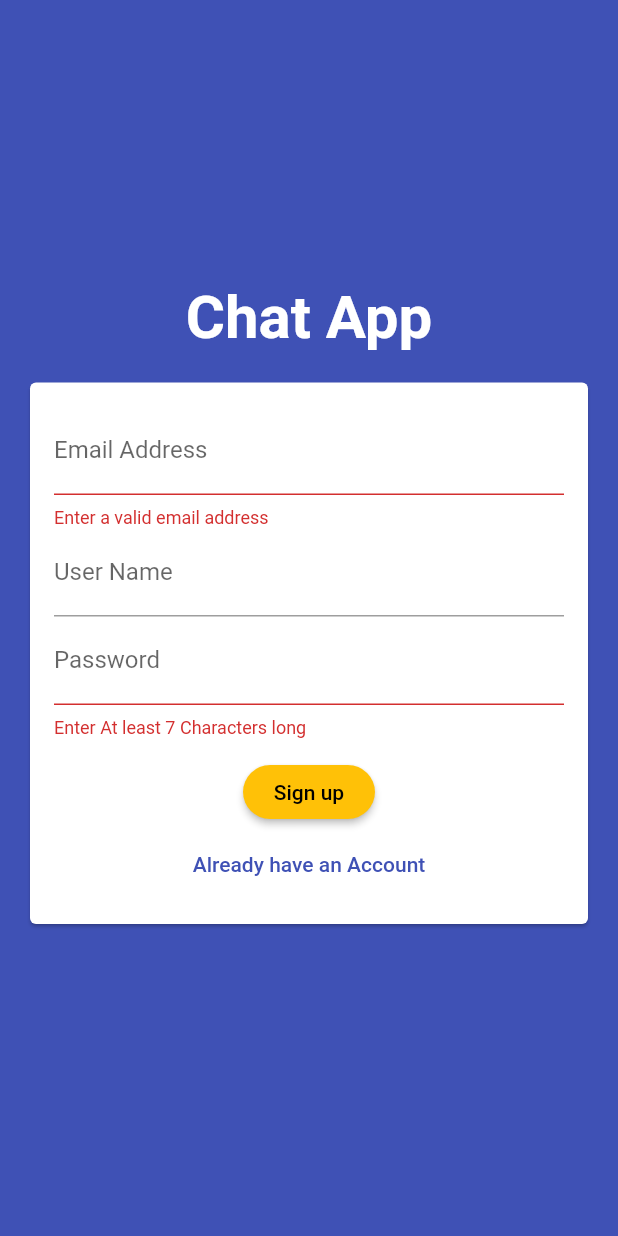
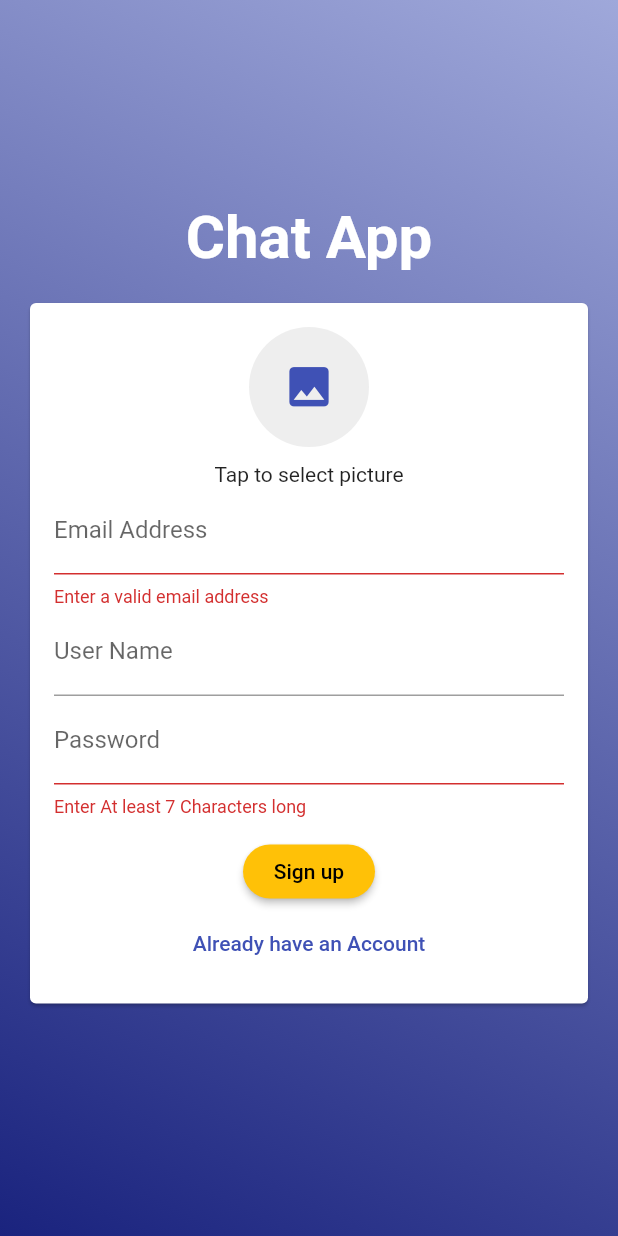
Before and after one commit to ahmedmedrah/chat_app, a Flutter app: the screen it shows after launch, after a tap on "Login", after a tap on "Create new Account", on a phone screen of 412 x 824 dp. Run offline on Flutter 3.47's test engine with Material 2 defaults, Android fonts, the phone set to English and light mode, and no system bars; our stand-ins replace cloud_firestore, firebase_auth, firebase_core, firebase_messaging, firebase_storage, image_picker; accounts and stored records are empty.

Commit message:
add user image in auth_screen.dart, auth_form.dart, message_bubble.dart create splash_screen.dart add user name in message_bubble.dart create user_image_picker.dart update firebase packages

```diff
--- a/lib/main.dart
+++ b/lib/main.dart
@@ -1,6 +1,8 @@
 import 'package:chat_app/screens/auth_screen.dart';
 import 'package:chat_app/screens/chat_screen.dart';
+import 'package:chat_app/screens/splash_screen.dart';
 import 'package:firebase_auth/firebase_auth.dart';
+import 'package:firebase_core/firebase_core.dart';
 import 'package:flutter/material.dart';
 
 void main() {
@@ -11,7 +13,10 @@ class MyApp extends StatelessWidget {
   // This widget is the root of your application.
   @override
   Widget build(BuildContext context) {
-    return MaterialApp(
+    final Future<FirebaseApp> _initialization = Firebase.initializeApp();
+    return FutureBuilder(
+      future: _initialization,
+      builder: (ctx, appSnap) => MaterialApp(
         debugShowCheckedModeBanner: false,
         title: 'Flutter Demo',
         theme: ThemeData(
@@ -26,12 +31,19 @@ class MyApp extends StatelessWidget {
                 RoundedRectangleBorder(borderRadius: BorderRadius.circular(20)),
           ),
         ),
-      home: StreamBuilder(
-        stream: FirebaseAuth.instance.onAuthStateChanged,
-        builder: (ctx, snapshot) {
-          if (snapshot.hasData) return ChatScreen();
+        home: appSnap.connectionState != ConnectionState.done
+            ? SplashScreen()
+            : StreamBuilder(
+                stream: FirebaseAuth.instance.authStateChanges(),
+                builder: (ctx, userSnapshot) {
+                  if (userSnapshot.connectionState == ConnectionState.waiting) {
+                    return SplashScreen();
+                  }
+                  if (userSnapshot.hasData) {
+                    return ChatScreen();
+                  }
                   return AuthScreen();
-        },
+                }),
       ),
     );
   }
--- a/lib/screens/auth_screen.dart
+++ b/lib/screens/auth_screen.dart
@@ -1,6 +1,9 @@
+import 'dart:io';
+
 import 'package:chat_app/widgets/auth/auth_form.dart';
 import 'package:cloud_firestore/cloud_firestore.dart';
 import 'package:firebase_auth/firebase_auth.dart';
+import 'package:firebase_storage/firebase_storage.dart';
 import 'package:flutter/material.dart';
 import 'package:flutter/services.dart';
 
@@ -13,9 +16,9 @@ class _AuthScreenState extends State<AuthScreen> {
   final auth = FirebaseAuth.instance;
   var _isLoading = false;
 
-  void _submitAuthForm(String email, String username,String password,
-      bool isLogin, BuildContext ctx) async {
-    AuthResult authResult;
+  void _submitAuthForm(String email, String username, String password,
+      File userImageFile, bool isLogin, BuildContext ctx) async {
+    UserCredential authResult;
 
     try {
       setState(() {
@@ -27,10 +30,19 @@ class _AuthScreenState extends State<AuthScreen> {
       } else {
         authResult = await auth.createUserWithEmailAndPassword(
             email: email, password: password);
-        await Firestore.instance
+        final ref =  FirebaseStorage.instance
+            .ref()
+            .child('users_Images')
+            .child(authResult.user.uid)
+            .child(DateTime.now().toIso8601String() + '.jpg');
+
+        await ref.putFile(userImageFile);
+        final url =await ref.getDownloadURL();
+
+        await FirebaseFirestore.instance
             .collection('users')
-            .document(authResult.user.uid)
-            .setData({'username': username, 'email': email});
+            .doc(authResult.user.uid)
+            .set({'username': username, 'email': email, 'image_url':url});
       }
     } on PlatformException catch (e) {
       var message = 'an error occurred, please check your credentials';
@@ -53,8 +65,15 @@ class _AuthScreenState extends State<AuthScreen> {
   @override
   Widget build(BuildContext context) {
     return Scaffold(
-      backgroundColor: Theme.of(context).primaryColor,
-      body: Column(
+      //   backgroundColor: Theme.of(context).primaryColor,
+      body: Container(
+        decoration: BoxDecoration(
+            gradient: LinearGradient(
+          begin: Alignment.topRight,
+          end: Alignment.bottomLeft,
+          colors: [Colors.indigo[200], Colors.indigo[900]],
+        )),
+        child: Column(
           mainAxisAlignment: MainAxisAlignment.center,
           children: [
             Text(
@@ -65,8 +84,9 @@ class _AuthScreenState extends State<AuthScreen> {
                 fontWeight: FontWeight.bold,
               ),
             ),
-          AuthForm(_submitAuthForm,_isLoading),
+            AuthForm(_submitAuthForm, _isLoading),
           ],
+        ),
       ),
     );
   }
--- /dev/null
+++ b/lib/screens/splash_screen.dart
@@ -0,0 +1,20 @@
+import 'package:flutter/material.dart';
+
+class SplashScreen extends StatelessWidget {
+  @override
+  Widget build(BuildContext context) {
+    return Scaffold(
+      body: Container(
+        width: double.infinity,
+        height: double.infinity,
+        decoration: BoxDecoration(
+            gradient: LinearGradient(
+          begin: Alignment.topRight,
+          end: Alignment.bottomLeft,
+          colors: [Colors.indigo[200], Colors.indigo[900]],
+        )),
+        child: Center(child: CircularProgressIndicator()),
+      ),
+    );
+  }
+}
--- a/lib/widgets/auth/auth_form.dart
+++ b/lib/widgets/auth/auth_form.dart
@@ -1,7 +1,10 @@
+import 'dart:io';
+
+import 'package:chat_app/widgets/user_image_picker.dart';
 import 'package:flutter/material.dart';
 
 class AuthForm extends StatefulWidget {
-  final void Function(String email, String username, String password,
+  final void Function(String email, String username, String password, File userImageFile,
       bool isLogin, BuildContext ctx) submitAuthData;
   final bool isLoading;
 
@@ -17,20 +20,30 @@ class _AuthFormState extends State<AuthForm> {
   String _userEmail = '';
   String _userName = '';
   String _userPass = '';
+  File _userImage;
+
+  void _pickImage(File pickedImage) {
+    _userImage = pickedImage;
+  }
 
   void _trySubmit() {
     final _isValid = _formKey.currentState.validate();
     FocusScope.of(context).unfocus();
+
+    if (_userImage == null && !_isLogin) {
+      Scaffold.of(context)
+          .showSnackBar(SnackBar(content: Text('Please pick an Image'), backgroundColor: Theme.of(context).errorColor,));
+      return;
+    }
+
     if (_isValid) {
       _formKey.currentState.save();
 
-      print(_userName);
-      print(_userEmail);
-      print(_userPass);
       widget.submitAuthData(
         _userEmail.trim(),
         _userName.trim(),
-        _userPass,
+        _userPass.trim(),
+        _userImage,
         _isLogin,
         context,
       );
@@ -51,7 +64,10 @@ class _AuthFormState extends State<AuthForm> {
                 mainAxisSize: MainAxisSize.min,
                 // mainAxisAlignment: MainAxisAlignment.spaceBetween,
                 children: [
+                  if (!_isLogin) UserImagePicker(_pickImage),
                   TextFormField(
+                    autocorrect: false,
+                    textCapitalization: TextCapitalization.none,
                     key: ValueKey('email'),
                     keyboardType: TextInputType.emailAddress,
                     decoration: InputDecoration(labelText: 'Email Address'),
@@ -66,6 +82,8 @@ class _AuthFormState extends State<AuthForm> {
                   ),
                   if (!_isLogin)
                     TextFormField(
+                      autocorrect: true,
+                      textCapitalization: TextCapitalization.words,
                       key: ValueKey('username'),
                       decoration: InputDecoration(labelText: 'User Name'),
                       validator: (value) {
--- /dev/null
+++ b/lib/widgets/user_image_picker.dart
@@ -0,0 +1,80 @@
+import 'dart:io';
+
+import 'package:flutter/material.dart';
+import 'package:image_picker/image_picker.dart';
+
+class UserImagePicker extends StatefulWidget {
+  final void Function(File pickedImaeg) uploadImage;
+
+
+  UserImagePicker(this.uploadImage);
+
+  @override
+  _UserImagePickerState createState() => _UserImagePickerState();
+}
+
+class _UserImagePickerState extends State<UserImagePicker> {
+  File _pickedImageFile;
+
+  void _pickImage() async {
+    final picker = ImagePicker();
+    bool fromCamera = await showDialog<bool>(
+      context: context,
+      builder: (BuildContext dialogContext) {
+        return AlertDialog(
+          title: Text('Select a source'),
+          content: Text('Pick an image from?'),
+          actions: <Widget>[
+            FlatButton.icon(
+              icon: Icon(Icons.image_rounded),
+              label: Text('Gallery'),
+              onPressed: () {
+                Navigator.of(dialogContext).pop(false); // Dismiss alert dialog
+              },
+            ),
+            FlatButton.icon(
+              icon: Icon(Icons.camera),
+              label: Text('Camera'),
+              onPressed: () {
+                Navigator.of(dialogContext).pop(true); // Dismiss alert dialog
+              },
+            ),
+          ],
+        );
+      },
+    );
+    final pickedImage = await picker.getImage(
+        source: fromCamera ? ImageSource.camera : ImageSource.gallery,imageQuality: 50,maxWidth: 250);
+    setState(() {
+      _pickedImageFile = File(pickedImage.path);
+    });
+    widget.uploadImage(_pickedImageFile);
+  }
+
+  @override
+  Widget build(BuildContext context) {
+    return Column(
+      children: [
+        InkWell(
+          borderRadius: BorderRadius.circular(20),
+          child: CircleAvatar(
+            backgroundColor:Colors.grey[200],
+            backgroundImage:
+                _pickedImageFile != null ? FileImage(_pickedImageFile) : null,
+            child: _pickedImageFile == null
+                ? Icon(
+                    Icons.image,
+                    size: 35,
+              color: Theme.of(context).primaryColor,
+                  )
+                : null,
+            radius: 40,
+          ),
+          onTap: _pickImage,
+        ),
+        SizedBox(height: 10),
+        Text('Tap to select picture'),
+      ],
+    );
+  }
+}
```
Also changed, not shown: lib/screens/chat_screen.dart (+16 -1 lines), lib/widgets/chat/message_bubble.dart (+61 -20 lines), lib/widgets/chat/messages.dart (+11 -12 lines), lib/widgets/chat/new_message.dart (+5 -3 lines), pubspec.yaml (+6 -2 lines), pubspec.lock, 3 other files. Lines whose indentation alone changed are shown as unchanged.
